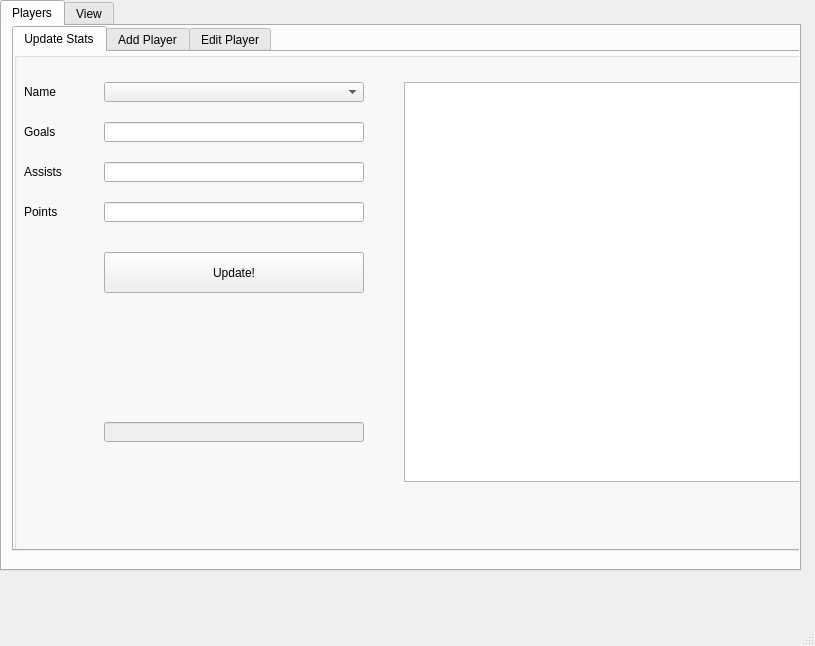
Old version of the form Leafs.ui in the repository Lsm2003/Leafs_Stats.
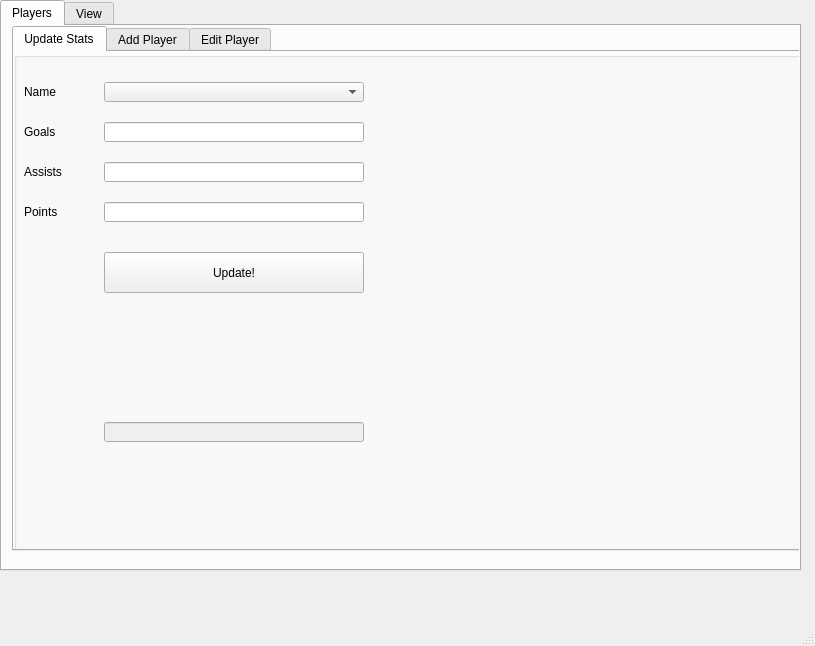
New version of the form.

Commit message: viewing of tables complete

Diff of the .ui file:
```diff
--- a/Leafs.ui
+++ b/Leafs.ui
@@ -136,16 +136,6 @@
           </rect>
          </property>
         </widget>
-        <widget class="QTableWidget" name="invoiceListTableWidgetNewInvoiceTab">
-         <property name="geometry">
-          <rect>
-           <x>390</x>
-           <y>30</y>
-           <width>400</width>
-           <height>400</height>
-          </rect>
-         </property>
-        </widget>
         <widget class="QLabel" name="feedbackLabelNewInvoiceTab">
          <property name="geometry">
           <rect>
```
Left out of the diff: 14 changed lines with no effect on the pictures. The commit also changes 4 other files.
